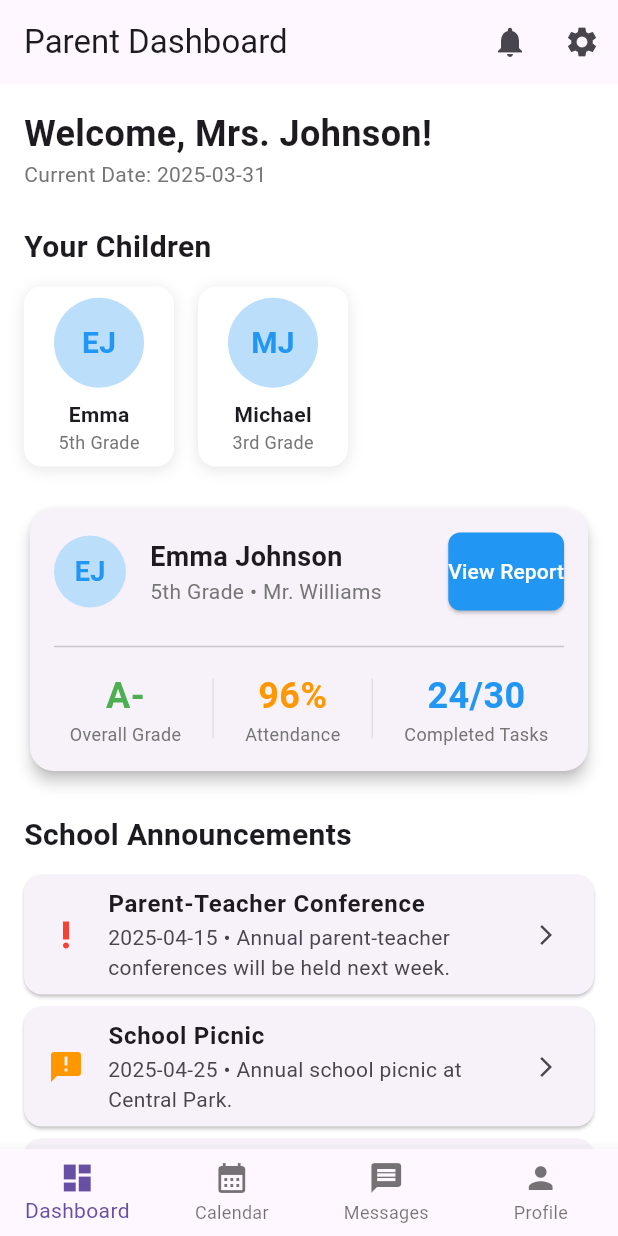
After one commit to sanjaysagar12/edusync, a Flutter app: the ParentDashboardScreen screen opened directly, on a phone screen of 412 x 824 dp. The commit adds this screen. Run offline on Flutter 3.47's test engine with Material 3 defaults, Android fonts, the phone set to English and light mode, and no system bars.

Commit message:
updated parent dashboard

```diff
--- a/lib/screens/login_screen.dart
+++ b/lib/screens/login_screen.dart
@@ -1,6 +1,7 @@
 import 'package:flutter/material.dart';
 import 'registration_screen.dart';
 import 'student_dashboard_screen.dart';
+import 'parent_dashboard_screen.dart'; // Import the parent dashboard screen
 
 class LoginScreen extends StatefulWidget {
   final String role;
@@ -28,7 +29,10 @@ class _LoginScreenState extends State<LoginScreen> {
     String roleTitle = widget.role[0].toUpperCase() + widget.role.substring(1);
 
     return Scaffold(
-      appBar: AppBar(title: Text('$roleTitle Login'), elevation: 0),
+      appBar: AppBar(
+        title: Text('$roleTitle Login'),
+        elevation: 0,
+      ),
       body: SingleChildScrollView(
         child: Padding(
           padding: const EdgeInsets.all(24.0),
@@ -100,17 +104,25 @@ class _LoginScreenState extends State<LoginScreen> {
                       );
 
                       // Navigation based on role
-                      if (widget.role == 'student') {
-                        // Navigate to student dashboard and remove previous screens from stack
-                        Navigator.pushReplacement(
-                          context,
-                          MaterialPageRoute(
-                            builder:
-                                (context) => const StudentDashboardScreen(),
-                          ),
-                        );
+                      switch(widget.role) {
+                        case 'student':
+                          Navigator.pushReplacement(
+                            context,
+                            MaterialPageRoute(
+                              builder: (context) => const StudentDashboardScreen(),
+                            ),
+                          );
+                          break;
+                        case 'parent':
+                          Navigator.pushReplacement(
+                            context,
+                            MaterialPageRoute(
+                              builder: (context) => const ParentDashboardScreen(),
+                            ),
+                          );
+                          break;
+                        // You can add case for 'teacher' here
                       }
-                      // You can add conditions for other roles (teacher, parent) here
                     }
                   },
                   child: const Text('LOGIN', style: TextStyle(fontSize: 16)),
@@ -127,9 +139,7 @@ class _LoginScreenState extends State<LoginScreen> {
                         Navigator.push(
                           context,
                           MaterialPageRoute(
-                            builder:
-                                (context) =>
-                                    RegistrationScreen(role: widget.role),
+                            builder: (context) => RegistrationScreen(role: widget.role),
                           ),
                         );
                       },
@@ -169,11 +179,18 @@ class _LoginScreenState extends State<LoginScreen> {
 
     return Column(
       children: [
-        Icon(iconData, size: 80, color: color),
+        Icon(
+          iconData,
+          size: 80,
+          color: color,
+        ),
         const SizedBox(height: 16),
         Text(
           '${widget.role[0].toUpperCase()}${widget.role.substring(1)} Login',
-          style: const TextStyle(fontSize: 24, fontWeight: FontWeight.bold),
+          style: const TextStyle(
+            fontSize: 24,
+            fontWeight: FontWeight.bold,
+          ),
         ),
       ],
     );
--- /dev/null
+++ b/lib/screens/parent_dashboard_screen.dart
@@ -0,0 +1,574 @@
+import 'package:flutter/material.dart';
+
+class ParentDashboardScreen extends StatelessWidget {
+  const ParentDashboardScreen({Key? key}) : super(key: key);
+
+  @override
+  Widget build(BuildContext context) {
+    // Sample child data
+    final List<ChildInfo> children = [
+      ChildInfo(
+        name: 'Emma Johnson',
+        grade: '5th Grade',
+        teacher: 'Mr. Williams',
+        photo: 'assets/images/avatar_girl.png',
+        attendance: 96,
+        overallGrade: 'A-',
+      ),
+      ChildInfo(
+        name: 'Michael Johnson',
+        grade: '3rd Grade',
+        teacher: 'Ms. Davis',
+        photo: 'assets/images/avatar_boy.png',
+        attendance: 92,
+        overallGrade: 'B+',
+      ),
+    ];
+
+    // Sample announcements
+    final List<Announcement> announcements = [
+      Announcement(
+        title: 'Parent-Teacher Conference',
+        date: '2025-04-15',
+        description: 'Annual parent-teacher conferences will be held next week.',
+        priority: AnnouncementPriority.high,
+      ),
+      Announcement(
+        title: 'School Picnic',
+        date: '2025-04-25',
+        description: 'Annual school picnic at Central Park.',
+        priority: AnnouncementPriority.medium,
+      ),
+      Announcement(
+        title: 'Book Fair',
+        date: '2025-05-10',
+        description: 'Annual book fair in the school library.',
+        priority: AnnouncementPriority.low,
+      ),
+    ];
+
+    // Sample upcoming events
+    final List<UpcomingEvent> events = [
+      UpcomingEvent(
+        title: 'Math Test',
+        date: '2025-04-05',
+        childName: 'Emma Johnson',
+        subject: 'Mathematics',
+      ),
+      UpcomingEvent(
+        title: 'Science Fair',
+        date: '2025-04-12',
+        childName: 'Emma Johnson',
+        subject: 'Science',
+      ),
+      UpcomingEvent(
+        title: 'Reading Assignment',
+        date: '2025-04-08',
+        childName: 'Michael Johnson',
+        subject: 'Language Arts',
+      ),
+    ];
+
+    return Scaffold(
+      appBar: AppBar(
+        title: const Text('Parent Dashboard'),
+        elevation: 0,
+        actions: [
+          IconButton(
+            icon: const Icon(Icons.notifications),
+            onPressed: () {
+              // Show notifications
+            },
+          ),
+          IconButton(
+            icon: const Icon(Icons.settings),
+            onPressed: () {
+              // Open settings
+            },
+          ),
+        ],
+      ),
+      body: SingleChildScrollView(
+        child: Padding(
+          padding: const EdgeInsets.all(16.0),
+          child: Column(
+            crossAxisAlignment: CrossAxisAlignment.start,
+            children: [
+              // Welcome section
+              const Text(
+                'Welcome, Mrs. Johnson!',
+                style: TextStyle(
+                  fontSize: 24,
+                  fontWeight: FontWeight.bold,
+                ),
+              ),
+              Text(
+                'Current Date: 2025-03-31',
+                style: TextStyle(
+                  color: Colors.grey[600],
+                ),
+              ),
+              const SizedBox(height: 24),
+
+              // Children selector
+              const Text(
+                'Your Children',
+                style: TextStyle(
+                  fontSize: 20,
+                  fontWeight: FontWeight.bold,
+                ),
+              ),
+              const SizedBox(height: 12),
+
+              SizedBox(
+                height: 120,
+                child: ListView.builder(
+                  scrollDirection: Axis.horizontal,
+                  itemCount: children.length,
+                  itemBuilder: (context, index) {
+                    return _buildChildCard(children[index], context);
+                  },
+                ),
+              ),
+              const SizedBox(height: 24),
+
+              // Currently selected child overview
+              _buildChildOverview(children[0]),
+              const SizedBox(height: 24),
+
+              // Announcements
+              const Text(
+                'School Announcements',
+                style: TextStyle(
+                  fontSize: 20,
+                  fontWeight: FontWeight.bold,
+                ),
+              ),
+              const SizedBox(height: 12),
+
+              ListView.builder(
+                shrinkWrap: true,
+                physics: const NeverScrollableScrollPhysics(),
+                itemCount: announcements.length,
+                itemBuilder: (context, index) {
+                  return _buildAnnouncementCard(announcements[index]);
+                },
+              ),
+              const SizedBox(height: 24),
+
+              // Upcoming events
+              const Text(
+                'Upcoming Events & Assignments',
+                style: TextStyle(
+                  fontSize: 20,
+                  fontWeight: FontWeight.bold,
+                ),
+              ),
+              const SizedBox(height: 12),
+
+              ListView.builder(
+                shrinkWrap: true,
+                physics: const NeverScrollableScrollPhysics(),
+                itemCount: events.length,
+                itemBuilder: (context, index) {
+                  return _buildEventCard(events[index]);
+                },
+              ),
+              const SizedBox(height: 24),
+
+              // Parent actions
+              _buildParentActionsSection(),
+            ],
+          ),
+        ),
+      ),
+      bottomNavigationBar: BottomNavigationBar(
+        type: BottomNavigationBarType.fixed,
+        currentIndex: 0,
+        items: const [
+          BottomNavigationBarItem(
+            icon: Icon(Icons.dashboard),
+            label: 'Dashboard',
+          ),
+          BottomNavigationBarItem(
+            icon: Icon(Icons.calendar_month),
+            label: 'Calendar',
+          ),
+          BottomNavigationBarItem(
+            icon: Icon(Icons.message),
+            label: 'Messages',
+          ),
+          BottomNavigationBarItem(
+            icon: Icon(Icons.person),
+            label: 'Profile',
+          ),
+        ],
+      ),
+    );
+  }
+
+  Widget _buildChildCard(ChildInfo child, BuildContext context) {
+    return GestureDetector(
+      onTap: () {
+        // Switch to selected child's data
+      },
+      child: Container(
+        margin: const EdgeInsets.only(right: 16),
+        width: 100,
+        decoration: BoxDecoration(
+          color: Colors.white,
+          borderRadius: BorderRadius.circular(12),
+          boxShadow: [
+            BoxShadow(
+              color: Colors.black.withOpacity(0.1),
+              blurRadius: 8,
+              offset: const Offset(0, 2),
+            ),
+          ],
+        ),
+        child: Column(
+          mainAxisAlignment: MainAxisAlignment.center,
+          children: [
+            CircleAvatar(
+              radius: 30,
+              backgroundColor: Colors.blue.shade100,
+              child: Text(
+                child.name.split(' ').map((e) => e[0]).join(''),
+                style: const TextStyle(
+                  fontSize: 20,
+                  fontWeight: FontWeight.bold,
+                  color: Colors.blue,
+                ),
+              ),
+            ),
+            const SizedBox(height: 8),
+            Text(
+              child.name.split(' ')[0],
+              style: const TextStyle(
+                fontSize: 14,
+                fontWeight: FontWeight.bold,
+              ),
+              overflow: TextOverflow.ellipsis,
+            ),
+            Text(
+              child.grade,
+              style: TextStyle(
+                fontSize: 12,
+                color: Colors.grey[600],
+              ),
+            ),
+          ],
+        ),
+      ),
+    );
+  }
+
+  Widget _buildChildOverview(ChildInfo child) {
+    return Card(
+      elevation: 4,
+      shape: RoundedRectangleBorder(
+        borderRadius: BorderRadius.circular(16),
+      ),
+      child: Padding(
+        padding: const EdgeInsets.all(16.0),
+        child: Column(
+          crossAxisAlignment: CrossAxisAlignment.start,
+          children: [
+            Row(
+              children: [
+                CircleAvatar(
+                  radius: 24,
+                  backgroundColor: Colors.blue.shade100,
+                  child: Text(
+                    child.name.split(' ').map((e) => e[0]).join(''),
+                    style: const TextStyle(
+                      fontSize: 18,
+                      fontWeight: FontWeight.bold,
+                      color: Colors.blue,
+                    ),
+                  ),
+                ),
+                const SizedBox(width: 16),
+                Expanded(
+                  child: Column(
+                    crossAxisAlignment: CrossAxisAlignment.start,
+                    children: [
+                      Text(
+                        child.name,
+                        style: const TextStyle(
+                          fontSize: 18,
+                          fontWeight: FontWeight.bold,
+                        ),
+                      ),
+                      Text(
+                        '${child.grade} • ${child.teacher}',
+                        style: TextStyle(
+                          fontSize: 14,
+                          color: Colors.grey[600],
+                        ),
+                      ),
+                    ],
+                  ),
+                ),
+                ElevatedButton(
+                  onPressed: () {
+                    // View detailed report
+                  },
+                  style: ElevatedButton.styleFrom(
+                    backgroundColor: Colors.blue,
+                    foregroundColor: Colors.white,
+                    shape: RoundedRectangleBorder(
+                      borderRadius: BorderRadius.circular(8),
+                    ),
+                  ),
+                  child: const Text('View Report'),
+                ),
+              ],
+            ),
+            const SizedBox(height: 16),
+            const Divider(),
+            const SizedBox(height: 8),
+            Row(
+              mainAxisAlignment: MainAxisAlignment.spaceAround,
+              children: [
+                _buildStatItem('Overall Grade', child.overallGrade, Colors.green),
+                _buildStatVerticalDivider(),
+                _buildStatItem('Attendance', '${child.attendance}%', Colors.orange),
+                _buildStatVerticalDivider(),
+                _buildStatItem('Completed Tasks', '24/30', Colors.blue),
+              ],
+            ),
+          ],
+        ),
+      ),
+    );
+  }
+
+  Widget _buildStatItem(String title, String value, Color color) {
+    return Column(
+      children: [
+        Text(
+          value,
+          style: TextStyle(
+            fontSize: 24,
+            fontWeight: FontWeight.bold,
+            color: color,
+          ),
+        ),
+        Text(
+          title,
+          style: TextStyle(
+            fontSize: 12,
+            color: Colors.grey[600],
+          ),
+        ),
+      ],
+    );
+  }
+
+  Widget _buildStatVerticalDivider() {
+    return Container(
+      height: 40,
+      width: 1,
+      color: Colors.grey[300],
+    );
+  }
+
+  Widget _buildAnnouncementCard(Announcement announcement) {
+    Color priorityColor;
+    IconData priorityIcon;
+
+    switch (announcement.priority) {
+      case AnnouncementPriority.high:
+        priorityColor = Colors.red;
+        priorityIcon = Icons.priority_high;
+        break;
+      case AnnouncementPriority.medium:
+        priorityColor = Colors.orange;
+        priorityIcon = Icons.announcement;
+        break;
+      case AnnouncementPriority.low:
+      default:
+        priorityColor = Colors.blue;
+        priorityIcon = Icons.info_outline;
+        break;
+    }
+
+    return Card(
+      margin: const EdgeInsets.only(bottom: 8),
+      shape: RoundedRectangleBorder(
+        borderRadius: BorderRadius.circular(12),
+      ),
+      child: ListTile(
+        leading: Icon(priorityIcon, color: priorityColor),
+        title: Text(
+          announcement.title,
+          style: const TextStyle(fontWeight: FontWeight.bold),
+        ),
+        subtitle: Text('${announcement.date} • ${announcement.description}'),
+        trailing: const Icon(Icons.arrow_forward_ios, size: 16),
+        onTap: () {
+          // Show announcement details
+        },
+      ),
+    );
+  }
+
+  Widget _buildEventCard(UpcomingEvent event) {
+    Color subjectColor;
+
+    switch (event.subject.toLowerCase()) {
+      case 'mathematics':
+        subjectColor = Colors.blue;
+        break;
+      case 'science':
+        subjectColor = Colors.green;
+        break;
+      case 'language arts':
+        subjectColor = Colors.purple;
+        break;
+      default:
+        subjectColor = Colors.orange;
+        break;
+    }
+
+    return Card(
+      margin: const EdgeInsets.only(bottom: 8),
+      shape: RoundedRectangleBorder(
+        borderRadius: BorderRadius.circular(12),
+      ),
+      child: ListTile(
+        leading: Container(
+          width: 4,
+          height: 40,
+          decoration: BoxDecoration(
+            color: subjectColor,
+            borderRadius: BorderRadius.circular(4),
+          ),
+        ),
+        title: Text(
+          event.title,
+          style: const TextStyle(fontWeight: FontWeight.bold),
+        ),
+        subtitle: Text('${event.date} • ${event.childName}'),
+        trailing: Chip(
+          backgroundColor: subjectColor.withOpacity(0.1),
+          label: Text(
+            event.subject,
+            style: TextStyle(
+              color: subjectColor,
+              fontSize: 12,
+            ),
+          ),
+        ),
+        onTap: () {
+          // Show event details
+        },
+      ),
+    );
+  }
+
+  Widget _buildParentActionsSection() {
+    return Column(
+      crossAxisAlignment: CrossAxisAlignment.start,
+      children: [
+        const Text(
+          'Quick Actions',
+          style: TextStyle(
+            fontSize: 20,
+            fontWeight: FontWeight.bold,
+          ),
+        ),
+        const SizedBox(height: 12),
+
+        Row(
+          children: [
+            Expanded(child: _buildActionButton('Contact Teacher', Icons.message, Colors.green)),
+            const SizedBox(width: 12),
+            Expanded(child: _buildActionButton('Report Absence', Icons.calendar_today, Colors.orange)),
+          ],
+        ),
+        const SizedBox(height: 12),
+
+        Row(
+          children: [
+            Expanded(child: _buildActionButton('Pay Fees', Icons.payment, Colors.blue)),
+            const SizedBox(width: 12),
+            Expanded(child: _buildActionButton('School Resources', Icons.book, Colors.purple)),
+          ],
+        ),
+      ],
+    );
+  }
+
+  Widget _buildActionButton(String label, IconData icon, Color color) {
+    return ElevatedButton.icon(
+      onPressed: () {},
+      icon: Icon(icon),
+      label: Text(label),
+      style: ElevatedButton.styleFrom(
+        backgroundColor: color.withOpacity(0.1),
+        foregroundColor: color,
+        alignment: Alignment.centerLeft,
+        elevation: 0,
+        padding: const EdgeInsets.symmetric(vertical: 16, horizontal: 16),
+        shape: RoundedRectangleBorder(
+          borderRadius: BorderRadius.circular(12),
+          side: BorderSide(color: color.withOpacity(0.2)),
+        ),
+      ),
+    );
+  }
+}
+
+class ChildInfo {
+  final String name;
+  final String grade;
+  final String teacher;
+  final String photo;
+  final int attendance;
+  final String overallGrade;
+
+  ChildInfo({
+    required this.name,
+    required this.grade,
+    required this.teacher,
+    required this.photo,
+    required this.attendance,
+    required this.overallGrade,
+  });
+}
+
+enum AnnouncementPriority {
+  high,
+  medium,
+  low,
+}
+
+class Announcement {
+  final String title;
+  final String date;
+  final String description;
+  final AnnouncementPriority priority;
+
+  Announcement({
+    required this.title,
+    required this.date,
+    required this.description,
+    required this.priority,
+  });
+}
+
+class UpcomingEvent {
+  final String title;
+  final String date;
+  final String childName;
+  final String subject;
+
+  UpcomingEvent({
+    required this.title,
+    required this.date,
+    required this.childName,
+    required this.subject,
+  });
+}
```
